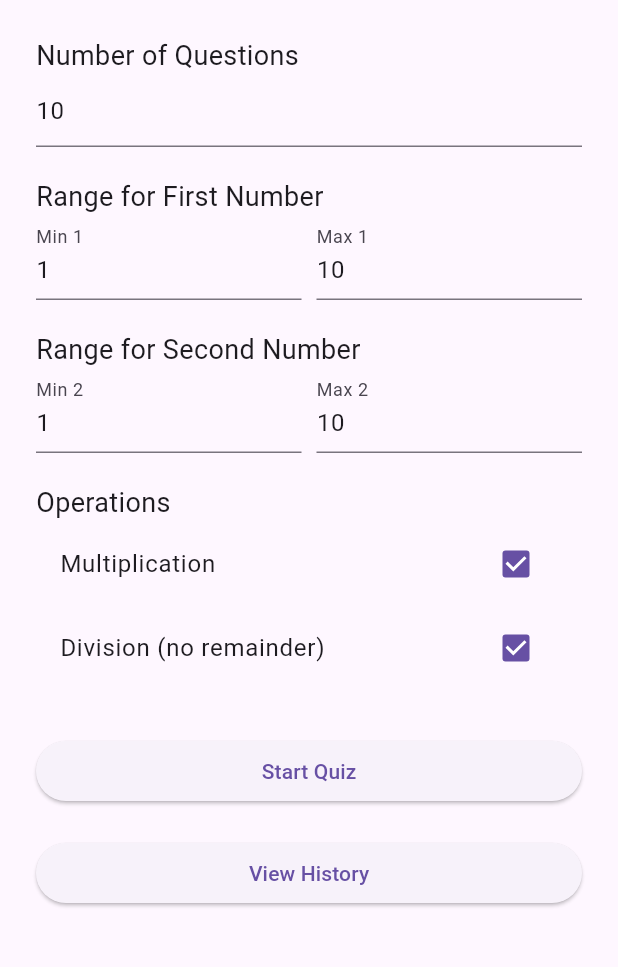
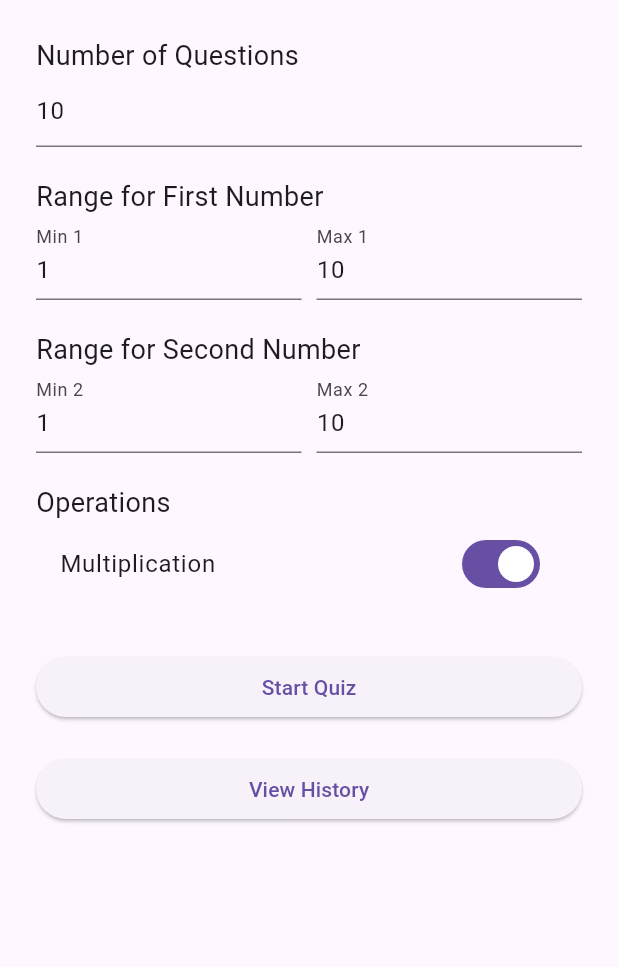
Before and after one commit to jkozdon/math_flutter_app, a Flutter app: the screen it shows after launch, on a phone screen of 412 x 824 dp, the part 84-1051 px from its top. Run offline on Flutter 3.47's test engine with Material 3 defaults, Android fonts, the phone set to English and light mode, and no system bars; our stand-ins replace shared_preferences.

Commit message:
update
Signed-off-by: Jeremy E Kozdon <jeremy@kozdon.net>

```diff
--- a/lib/main.dart
+++ b/lib/main.dart
@@ -521,7 +521,6 @@ class _HomePageState extends State<HomePage> {
   final max2Controller = TextEditingController(text: '10');
 
   bool includeMultiplication = true;
-  bool includeDivision = true;
 
   void viewHistory() {
     Navigator.push(
@@ -542,7 +541,7 @@ class _HomePageState extends State<HomePage> {
             min2: int.parse(min2Controller.text),
             max2: int.parse(max2Controller.text),
             useMultiplication: includeMultiplication,
-            useDivision: includeDivision,
+            useDivision: !includeMultiplication, // true = multiplication, false = division
           ),
         ),
       );
@@ -624,15 +623,10 @@ class _HomePageState extends State<HomePage> {
               ),
               SizedBox(height: 20),
               Text("Operations", style: TextStyle(fontSize: 18)),
-              CheckboxListTile(
-                value: includeMultiplication,
-                onChanged: (val) => setState(() => includeMultiplication = val ?? false),
-                title: Text("Multiplication"),
-              ),
-              CheckboxListTile(
-                value: includeDivision,
-                onChanged: (val) => setState(() => includeDivision = val ?? false),
-                title: Text("Division (no remainder)"),
+              SwitchListTile(
+                value: includeMultiplication, // true = multiplication, false = division
+                onChanged: (val) => setState(() => includeMultiplication = val),
+                title: Text(includeMultiplication ? "Multiplication" : "Division (no remainder)"),
               ),
               SizedBox(height: 30),
               ElevatedButton(
```
Also changed, not shown: 34 other files.
